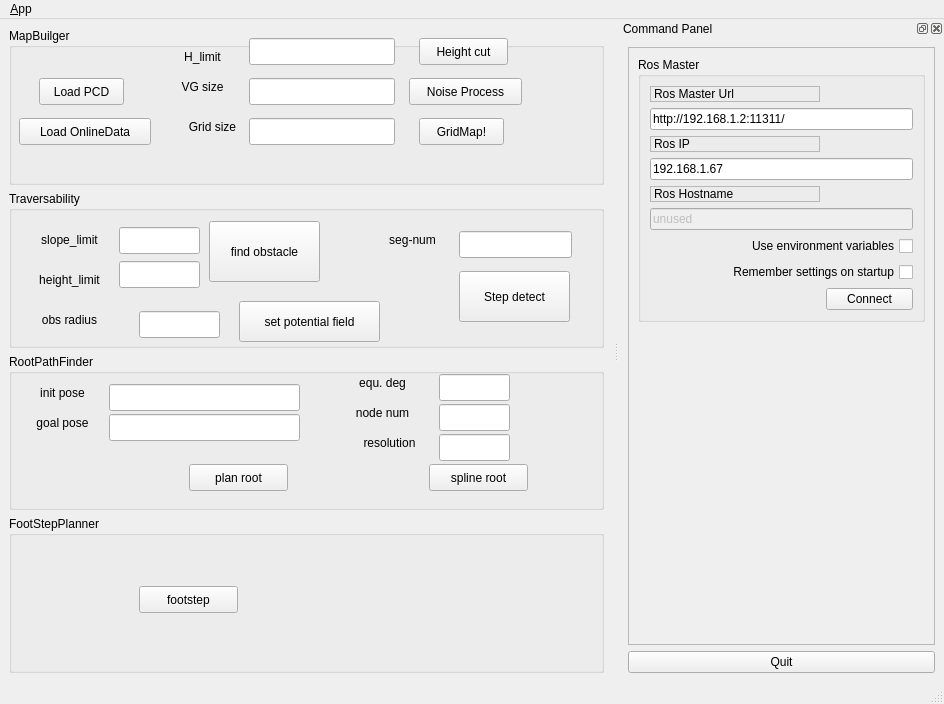
Above: plan_commander/ui/main_window.ui from jmpechem/biped_planner before the change. Below: the same form after it.
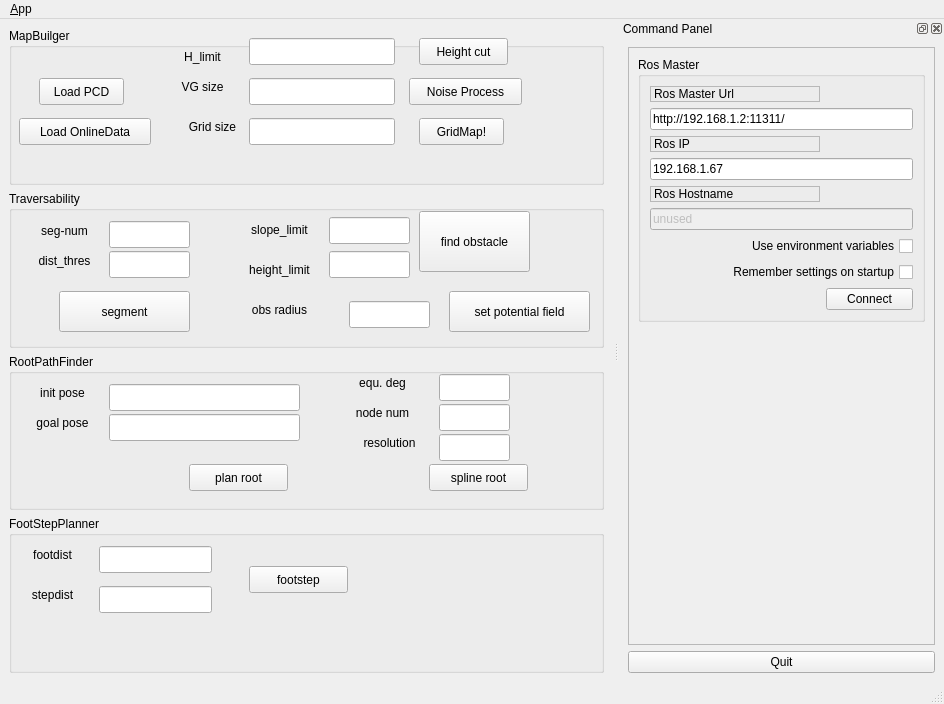
That is the form after the change. Icons and pictures are not drawn.

Patch:
```diff
--- a/plan_commander/ui/main_window.ui
+++ b/plan_commander/ui/main_window.ui
@@ -203,8 +203,8 @@
         <widget class="QLineEdit" name="edit_slope">
          <property name="geometry">
           <rect>
-           <x>110</x>
-           <y>36</y>
+           <x>320</x>
+           <y>26</y>
            <width>81</width>
            <height>27</height>
           </rect>
@@ -213,8 +213,8 @@
         <widget class="QLineEdit" name="edit_relstep">
          <property name="geometry">
           <rect>
-           <x>110</x>
-           <y>70</y>
+           <x>320</x>
+           <y>60</y>
            <width>81</width>
            <height>27</height>
           </rect>
@@ -223,8 +223,8 @@
         <widget class="QLineEdit" name="edit_obstacle_radius">
          <property name="geometry">
           <rect>
-           <x>130</x>
-           <y>120</y>
+           <x>340</x>
+           <y>110</y>
            <width>81</width>
            <height>27</height>
           </rect>
@@ -233,8 +233,8 @@
         <widget class="QPushButton" name="button_obstacle_finder">
          <property name="geometry">
           <rect>
-           <x>200</x>
-           <y>30</y>
+           <x>410</x>
+           <y>20</y>
            <width>111</width>
            <height>61</height>
           </rect>
@@ -246,8 +246,8 @@
         <widget class="QLabel" name="label_4">
          <property name="geometry">
           <rect>
-           <x>10</x>
-           <y>40</y>
+           <x>220</x>
+           <y>30</y>
            <width>101</width>
            <height>17</height>
           </rect>
@@ -262,8 +262,8 @@
         <widget class="QLabel" name="label_5">
          <property name="geometry">
           <rect>
-           <x>10</x>
-           <y>80</y>
+           <x>220</x>
+           <y>70</y>
            <width>101</width>
            <height>17</height>
           </rect>
@@ -278,8 +278,8 @@
         <widget class="QLabel" name="label_6">
          <property name="geometry">
           <rect>
-           <x>20</x>
-           <y>120</y>
+           <x>230</x>
+           <y>110</y>
            <width>81</width>
            <height>17</height>
           </rect>
@@ -294,8 +294,8 @@
         <widget class="QPushButton" name="button_obstacle_potential_field">
          <property name="geometry">
           <rect>
-           <x>230</x>
-           <y>110</y>
+           <x>440</x>
+           <y>100</y>
            <width>141</width>
            <height>41</height>
           </rect>
@@ -304,36 +304,13 @@
           <string>set potential field</string>
          </property>
         </widget>
-        <widget class="QPushButton" name="button_step_detect">
-         <property name="geometry">
-          <rect>
-           <x>450</x>
-           <y>80</y>
-           <width>111</width>
-           <height>51</height>
-          </rect>
-         </property>
-         <property name="text">
-          <string>Step detect</string>
-         </property>
-        </widget>
-        <widget class="QLineEdit" name="edit_seg_num">
-         <property name="geometry">
-          <rect>
-           <x>450</x>
-           <y>40</y>
-           <width>113</width>
-           <height>27</height>
-          </rect>
-         </property>
-        </widget>
         <widget class="QLabel" name="label_7">
          <property name="geometry">
           <rect>
-           <x>370</x>
-           <y>40</y>
-           <width>67</width>
-           <height>17</height>
+           <x>10</x>
+           <y>30</y>
+           <width>91</width>
+           <height>20</height>
           </rect>
          </property>
          <property name="text">
@@ -343,6 +320,55 @@
           <set>Qt::AlignCenter</set>
          </property>
         </widget>
+        <widget class="QLineEdit" name="edit_seg_num">
+         <property name="geometry">
+          <rect>
+           <x>100</x>
+           <y>30</y>
+           <width>81</width>
+           <height>27</height>
+          </rect>
+         </property>
+        </widget>
+        <widget class="QPushButton" name="button_step_detect">
+         <property name="geometry">
+          <rect>
+           <x>50</x>
+           <y>100</y>
+           <width>131</width>
+           <height>41</height>
+          </rect>
+         </property>
+         <property name="text">
+          <string>segment</string>
+         </property>
+        </widget>
+        <widget class="QLabel" name="label_15">
+         <property name="geometry">
+          <rect>
+           <x>10</x>
+           <y>60</y>
+           <width>91</width>
+           <height>20</height>
+          </rect>
+         </property>
+         <property name="text">
+          <string>dist_thres</string>
+         </property>
+         <property name="alignment">
+          <set>Qt::AlignCenter</set>
+         </property>
+        </widget>
+        <widget class="QLineEdit" name="edit_seg_dist_threshold">
+         <property name="geometry">
+          <rect>
+           <x>100</x>
+           <y>60</y>
+           <width>81</width>
+           <height>27</height>
+          </rect>
+         </property>
+        </widget>
        </widget>
       </item>
       <item>
@@ -537,8 +563,8 @@
         <widget class="QPushButton" name="button_footstep">
          <property name="geometry">
           <rect>
-           <x>130</x>
-           <y>70</y>
+           <x>240</x>
+           <y>50</y>
            <width>99</width>
            <height>27</height>
           </rect>
@@ -547,6 +573,58 @@
           <string>footstep</string>
          </property>
         </widget>
+        <widget class="QLineEdit" name="edit_footdist">
+         <property name="geometry">
+          <rect>
+           <x>90</x>
+           <y>30</y>
+           <width>113</width>
+           <height>27</height>
+          </rect>
+         </property>
+        </widget>
+        <widget class="QLineEdit" name="edit_onestep">
+         <property name="geometry">
+          <rect>
+           <x>90</x>
+           <y>70</y>
+           <width>113</width>
+           <height>27</height>
+          </rect>
+         </property>
+        </widget>
+        <widget class="QLabel" name="label_13">
+         <property name="geometry">
+          <rect>
+           <x>10</x>
+           <y>30</y>
+           <width>67</width>
+           <height>17</height>
+          </rect>
+         </property>
+         <property name="text">
+          <string>footdist</string>
+         </property>
+         <property name="alignment">
+          <set>Qt::AlignCenter</set>
+         </property>
+        </widget>
+        <widget class="QLabel" name="label_14">
+         <property name="geometry">
+          <rect>
+           <x>10</x>
+           <y>70</y>
+           <width>67</width>
+           <height>17</height>
+          </rect>
+         </property>
+         <property name="text">
+          <string>stepdist</string>
+         </property>
+         <property name="alignment">
+          <set>Qt::AlignCenter</set>
+         </property>
+        </widget>
        </widget>
       </item>
      </layout>
```
Left out of the diff: 2 changed lines with no effect on the pictures.
